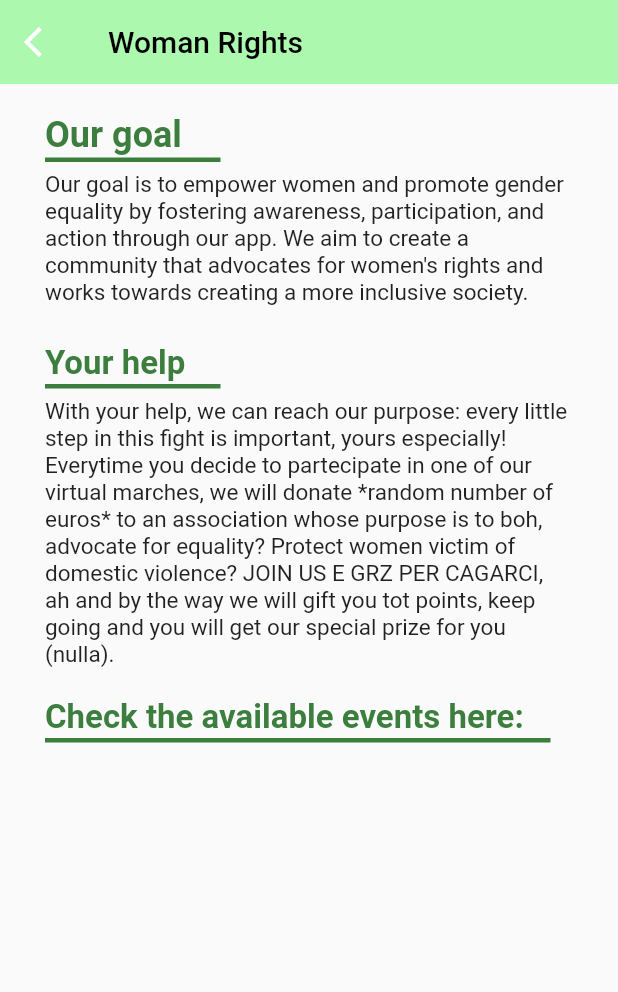
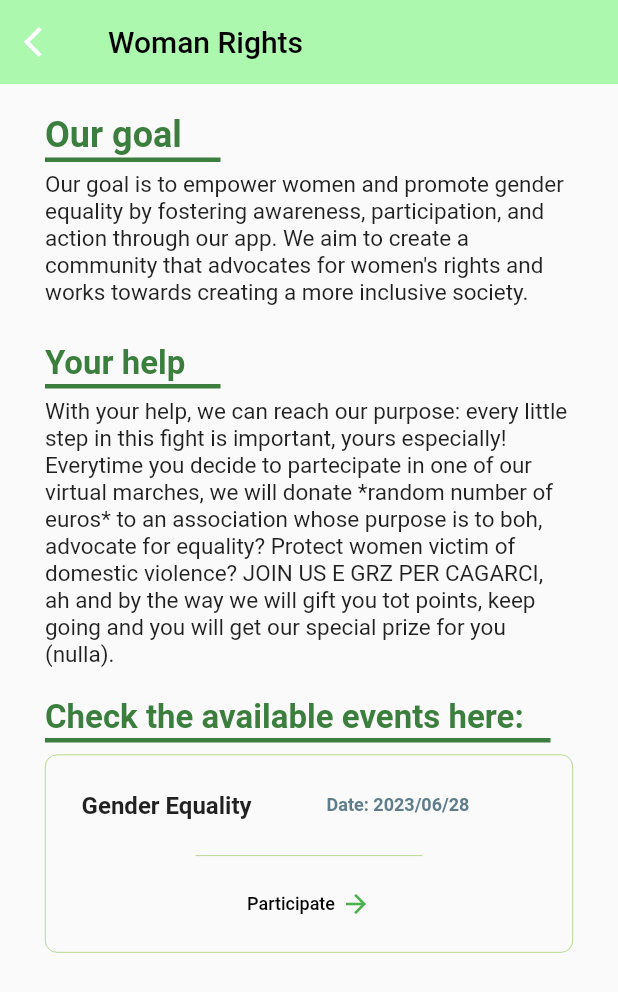
Before and after one commit to DanielaMulas/my_app, a Flutter app: the WomanRights screen opened directly, on a phone screen of 412 x 824 dp. Shown: the top 992 px of the screen. Run offline on Flutter 3.47's test engine with Material 2 defaults, Android fonts, the phone set to English and light mode, and no system bars; our stand-ins replace country_picker, jwt_decoder, material_design_icons_flutter, percent_indicator, shared_preferences; missing offline and left inert: fl_country_code_picker; accounts and stored records are empty.

Commit message:
Added popup for womanrights & runningevent

```diff
--- a/lib/screens/events/humanrights/womanrights.dart
+++ b/lib/screens/events/humanrights/womanrights.dart
@@ -1,4 +1,5 @@
 import 'package:flutter/material.dart';
+import 'package:my_app/screens/runningevent.dart';
 
 class WomanRights extends StatefulWidget {
   WomanRights({Key? key}) : super(key: key);
@@ -11,7 +12,6 @@ class WomanRights extends StatefulWidget {
 }
 
 class _WomanRights extends State<WomanRights> {
-
   @override
   Widget build(BuildContext context) {
     return Scaffold(
@@ -33,26 +33,33 @@ class _WomanRights extends State<WomanRights> {
               //Goal
               const Text(
                 'Our goal',
-                  style: TextStyle(fontSize: 24.0, fontWeight: FontWeight.bold, color: Color.fromARGB(255, 59, 126, 62),),
+                style: TextStyle(
+                  fontSize: 24.0,
+                  fontWeight: FontWeight.bold,
+                  color: Color.fromARGB(255, 59, 126, 62),
+                ),
                 textAlign: TextAlign.left,
               ),
               const Divider(
                 color: Color.fromARGB(255, 59, 126, 62),
                 height: 5,
                 thickness: 3,
-                    endIndent: 235,),
+                endIndent: 235,
+              ),
               const SizedBox(height: 5.0),
               const Text(
                   "Our goal is to empower women and promote gender equality by fostering awareness, participation, and action through our app. We aim to create a community that advocates for women's rights and works towards creating a more inclusive society.",
                   textAlign: TextAlign.left,
-                    style: TextStyle(fontSize: 15)
-                  ),
+                  style: TextStyle(fontSize: 15)),
               const SizedBox(height: 25.0),
 
               //Your help
               const Text(
                 'Your help',
-                     style: TextStyle(fontSize: 22.0, fontWeight: FontWeight.bold, color: Color.fromARGB(255, 59, 126, 62)),
+                style: TextStyle(
+                    fontSize: 22.0,
+                    fontWeight: FontWeight.bold,
+                    color: Color.fromARGB(255, 59, 126, 62)),
               ),
               const Divider(
                 color: Color.fromARGB(255, 59, 126, 62),
@@ -71,7 +78,10 @@ class _WomanRights extends State<WomanRights> {
               //Check available events
               const Text(
                 'Check the available events here:',
-                     style: TextStyle(fontSize: 22.0, fontWeight: FontWeight.bold, color: Color.fromARGB(255, 59, 126, 62)),
+                style: TextStyle(
+                    fontSize: 22.0,
+                    fontWeight: FontWeight.bold,
+                    color: Color.fromARGB(255, 59, 126, 62)),
               ),
               const Divider(
                 color: Color.fromARGB(255, 59, 126, 62),
@@ -79,14 +89,104 @@ class _WomanRights extends State<WomanRights> {
                 thickness: 3,
                 endIndent: 15,
               ),
-                  const SizedBox(height: 5),
+              SizedBox(height: 7),
 
-                  //Aggiungere eventi: stesso schema della pagina precedente, ma con immagine, descrizione evento, data e ??? premi????
-
-                ])
+              Container(
+                decoration: BoxDecoration(
+                  border: Border.all(color: Colors.lightGreen, width: 0.4),
+                  borderRadius: BorderRadius.circular(8.0),
+                ),
+                child: Column(
+                  crossAxisAlignment: CrossAxisAlignment.start,
+                  children: [
+                    Padding(
+                      padding: const EdgeInsets.all(24.0),
+                      child: Row(
+                        children: [
+                          Text(
+                            "Gender Equality",
+                            style: TextStyle(
+                              fontSize: 16,
+                              fontWeight: FontWeight.bold,
                             ),
                           ),
-
+                          SizedBox(
+                            width: 50.0,
+                          ),
+                          Text(
+                            'Date: 2023/06/28',
+                            style: TextStyle(
+                                fontSize: 12,
+                                fontWeight: FontWeight.bold,
+                                color: Colors.blueGrey),
+                          ),
+                        ],
+                      ),
+                    ),
+                    Divider(
+                      color: Colors.lightGreen,
+                      height: 0.3,
+                      thickness: 0.4,
+                      indent: 100,
+                      endIndent: 100,
+                    ),
+                    Padding(
+                      padding: const EdgeInsets.all(8.0),
+                      child: Center(
+                        child: Row(
+                          mainAxisAlignment: MainAxisAlignment.center,
+                          children: [
+                            TextButton(
+                              onPressed: () {
+                                showDialog(
+                                  context: context,
+                                  builder: (BuildContext context){
+                                    return AlertDialog(
+                                      title: Text('Gender Equality March', textAlign: TextAlign.center, style: TextStyle(fontSize: 16.0, fontWeight: FontWeight.bold),),
+                                      content: Column(
+                                        crossAxisAlignment: CrossAxisAlignment.start,
+                                        children: [
+                                          Text('By deciding to partecipate to this event, you will help us in the fight against gender stereotypes and blablabla')
+                                        ],
+                                      ),
+                                      actions: [
+                                        TextButton(onPressed: () {
+                                          Navigator.pop(context);
+                                        },
+                                        child: Text('Cancel')),
+                                        TextButton(onPressed: (){
+                                          Navigator.pop(context);
+                                          Navigator.push(context, MaterialPageRoute(builder: (context) => RunEvent()));
+                                        },
+                                        child: Text('Confirm'))
+                                      ],
+                                    );
+                                  });
+                              },
+                              child: Row(
+                                children: [
+                                  Text(
+                                    'Participate',
+                                    style: TextStyle(
+                                        fontSize: 12, color: Colors.black),
+                                  ),
+                                  SizedBox(width: 4.0),
+                                  Icon(Icons.arrow_forward_sharp,
+                                      size: 20, color: Colors.green),
+                                ],
+                              ),
+                            ),
+                          ],
+                        ),
+                      ),
+                    ),
+                  ],
+                ),
+              ),
+            ],
+          ),
+        ),
+      ),
     );
   }
 }
--- /dev/null
+++ b/lib/screens/runningevent.dart
@@ -0,0 +1,33 @@
+import 'package:flutter/material.dart';
+import 'dart:async';
+import 'package:my_app/screens/authorizationpage.dart';
+
+class RunEvent extends StatefulWidget {
+  const RunEvent({Key? key}) : super(key: key);
+
+  static const route = '/runningevent/';
+  static const routeDisplayName = 'RunEvent';
+
+  @override
+  State<RunEvent> createState() => _RunEventState();
+}
+
+class _RunEventState extends State<RunEvent> {
+  final currentStep = 0;
+  final totalSteps = 0;
+
+  @override
+  Widget build(BuildContext context) {
+    return new MaterialApp(
+      title: 'Welcome to Flutter',
+      home: new Scaffold(
+        appBar: new AppBar(
+          title: const Text('Welcome to Flutter'),
+        ),
+        body: const Center(
+          child: const Text('Hello World'),
+        ),
+      ),
+    );
+  }
+}
```
Also changed, not shown: assets/images/gender_equality.png (added). Lines whose indentation alone changed are shown as unchanged.
